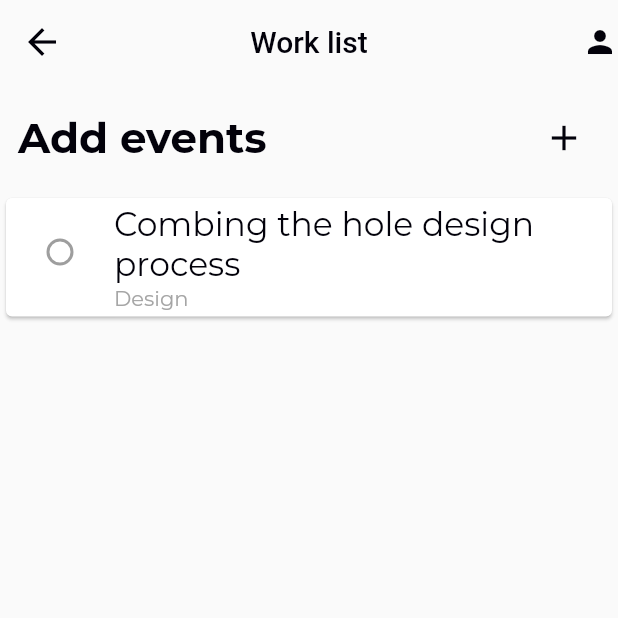
After one commit to fillipehmeireles/todolist-app, a Flutter app: the screen it shows after launch, after a tap on "Work", on a phone screen of 412 x 824 dp, the top half of it. The commit adds this screen. Run offline on Flutter 3.47's test engine with Material 2 defaults, Android fonts, the phone set to English and light mode, and no system bars; our stand-ins replace google_fonts.

Commit message:
doing - category view

```diff
--- a/lib/appstyle/app_fonts.dart
+++ b/lib/appstyle/app_fonts.dart
@@ -6,6 +6,6 @@ class AppFonts {
   static Color primaryColor = AppColorPallete.deepBlue;
   static Color secondaryColor = AppColorPallete.smoothGrey;
   static TextStyle primaryFont({TextStyle? textStyle}) {
-    return GoogleFonts.nunito(textStyle: textStyle);
+    return GoogleFonts.montserrat(textStyle: textStyle);
   }
 }
--- /dev/null
+++ b/lib/category/category.dart
@@ -0,0 +1,40 @@
+import 'package:flutter/material.dart';
+import 'package:todoapp/appstyle/color_palette.dart';
+import 'package:todoapp/category/view/category_view.dart';
+
+class Category extends StatelessWidget {
+  const Category(
+      {super.key, required this.categoryID, required this.categoryColor});
+
+  final String categoryID;
+  final Color categoryColor;
+  @override
+  Widget build(BuildContext context) => Scaffold(
+        appBar: AppBar(
+          elevation: 0,
+          leading: IconButton(
+            icon: const Icon(
+              Icons.arrow_back_sharp,
+              color: AppColorPallete.deepBlue,
+              size: 28,
+            ),
+            onPressed: () => Navigator.of(context).pop(),
+          ),
+          title: Text(
+            '$categoryID list',
+            style: const TextStyle(color: AppColorPallete.deepBlue),
+          ),
+          centerTitle: true,
+          actions: const [
+            Icon(
+              Icons.person,
+              color: AppColorPallete.deepBlue,
+            )
+          ],
+          backgroundColor: Colors.transparent,
+        ),
+        body: CategoryView(
+          categoryColor: categoryColor,
+        ),
+      );
+}
--- /dev/null
+++ b/lib/category/view/add_events_view.dart
@@ -0,0 +1,29 @@
+part of 'category_view.dart';
+
+class _AddEventsView extends StatelessWidget {
+  const _AddEventsView();
+
+  @override
+  Widget build(BuildContext context) => Padding(
+        padding: const EdgeInsets.all(12),
+        child: Row(
+          mainAxisAlignment: MainAxisAlignment.center,
+          crossAxisAlignment: CrossAxisAlignment.center,
+          children: [
+            PrimaryText(
+              text: "Add events",
+              fontSize: 28,
+              fontWeight: FontWeight.bold,
+            ),
+            const Spacer(),
+            const IconButton(
+                onPressed: null,
+                icon: Icon(
+                  Icons.add,
+                  color: AppColorPallete.deepBlue,
+                  size: 28,
+                ))
+          ],
+        ),
+      );
+}
--- /dev/null
+++ b/lib/category/view/category_view.dart
@@ -0,0 +1,37 @@
+import 'package:flutter/material.dart';
+import 'package:todoapp/appstyle/color_palette.dart';
+import 'package:todoapp/widgets/text/primary_text.dart';
+import 'package:todoapp/widgets/text/secondary_text.dart';
+
+part 'add_events_view.dart';
+
+class CategoryView extends StatelessWidget {
+  const CategoryView({super.key, required this.categoryColor});
+
+  final Color categoryColor;
+  @override
+  Widget build(BuildContext context) {
+    return ListView(
+      children: [
+        const _AddEventsView(),
+        Card(
+          elevation: 1,
+          child: CheckboxListTile(
+            value: false,
+            onChanged: null,
+            title: PrimaryText(
+              text: "Combing the hole design process",
+              fontSize: 22,
+            ),
+            subtitle: SecondaryText(text: "Design"),
+            controlAffinity: ListTileControlAffinity.leading,
+            checkboxShape: RoundedRectangleBorder(
+                borderRadius: BorderRadius.circular(100),
+                side: BorderSide(color: categoryColor)),
+            checkColor: categoryColor,
+          ),
+        )
+      ],
+    );
+  }
+}
--- a/lib/home/view/home_view.dart
+++ b/lib/home/view/home_view.dart
@@ -1,5 +1,6 @@
 import 'package:flutter/material.dart';
 import 'package:todoapp/appstyle/color_palette.dart';
+import 'package:todoapp/category/category.dart';
 import 'package:todoapp/widgets/cards/primary_card.dart';
 
 import 'package:todoapp/widgets/text/primary_text.dart';
@@ -36,24 +37,48 @@ class HomeView extends StatelessWidget {
           crossAxisCount: 2,
           children: [
             PrimaryCard(
+                key: const Key('work'),
+                onPress: () => Navigator.of(context).push(MaterialPageRoute(
+                    builder: (context) => const Category(
+                          categoryID: 'Work',
+                          categoryColor: AppColorPallete.purple,
+                        ))),
                 titleText: "Work",
                 tasksNumber: 3,
                 icon: Icons.work,
                 iconColor: AppColorPallete.purple,
                 boxColor: AppColorPallete.lightPurple),
             PrimaryCard(
+                key: const Key('personal'),
+                onPress: () => Navigator.of(context).push(MaterialPageRoute(
+                    builder: (context) => const Category(
+                          categoryID: 'Personal',
+                          categoryColor: AppColorPallete.blueAccent,
+                        ))),
                 titleText: "Personal",
                 tasksNumber: 2,
                 icon: Icons.person,
                 iconColor: AppColorPallete.blueAccent,
                 boxColor: AppColorPallete.lightBlue),
             PrimaryCard(
+                key: const Key('life'),
+                onPress: () => Navigator.of(context).push(MaterialPageRoute(
+                    builder: (context) => const Category(
+                          categoryID: 'Life',
+                          categoryColor: AppColorPallete.pinkAccent,
+                        ))),
                 titleText: "Life",
                 tasksNumber: 8,
                 icon: Icons.favorite,
                 iconColor: AppColorPallete.pinkAccent,
                 boxColor: AppColorPallete.lightPink),
             PrimaryCard(
+                key: const Key('stroke'),
+                onPress: () => Navigator.of(context).push(MaterialPageRoute(
+                    builder: (context) => const Category(
+                          categoryID: 'Stroke',
+                          categoryColor: AppColorPallete.yellowAccent,
+                        ))),
                 titleText: "Stroke",
                 tasksNumber: 4,
                 icon: Icons.location_on,
--- a/lib/main.dart
+++ b/lib/main.dart
@@ -11,6 +11,7 @@ class MyApp extends StatelessWidget {
   @override
   Widget build(BuildContext context) {
     return MaterialApp(
+      debugShowCheckedModeBanner: false,
       title: 'Flutter Demo',
       theme: ThemeData(
           primarySwatch: Colors.blue,
--- a/lib/widgets/cards/primary_card.dart
+++ b/lib/widgets/cards/primary_card.dart
@@ -2,15 +2,19 @@ import 'package:flutter/material.dart';
 import '../text/primary_text.dart';
 import '../text/secondary_text.dart';
 
-class PrimaryCard extends Card {
+class PrimaryCard extends InkWell {
   PrimaryCard(
       {super.key,
       required String titleText,
       required int tasksNumber,
       required IconData icon,
       required Color iconColor,
-      required Color boxColor})
+      required Color boxColor,
+      required void Function() onPress})
       : super(
+            borderRadius: BorderRadius.circular(3),
+            onTap: onPress,
+            child: Card(
                 elevation: 2,
                 margin: const EdgeInsets.all(10),
                 child: SizedBox(
@@ -36,5 +40,5 @@ class PrimaryCard extends Card {
                         ),
                         SecondaryText(text: '$tasksNumber tasks')
                       ],
-                )));
+                    ))));
 }
```
Lines whose indentation alone changed are shown as unchanged.
